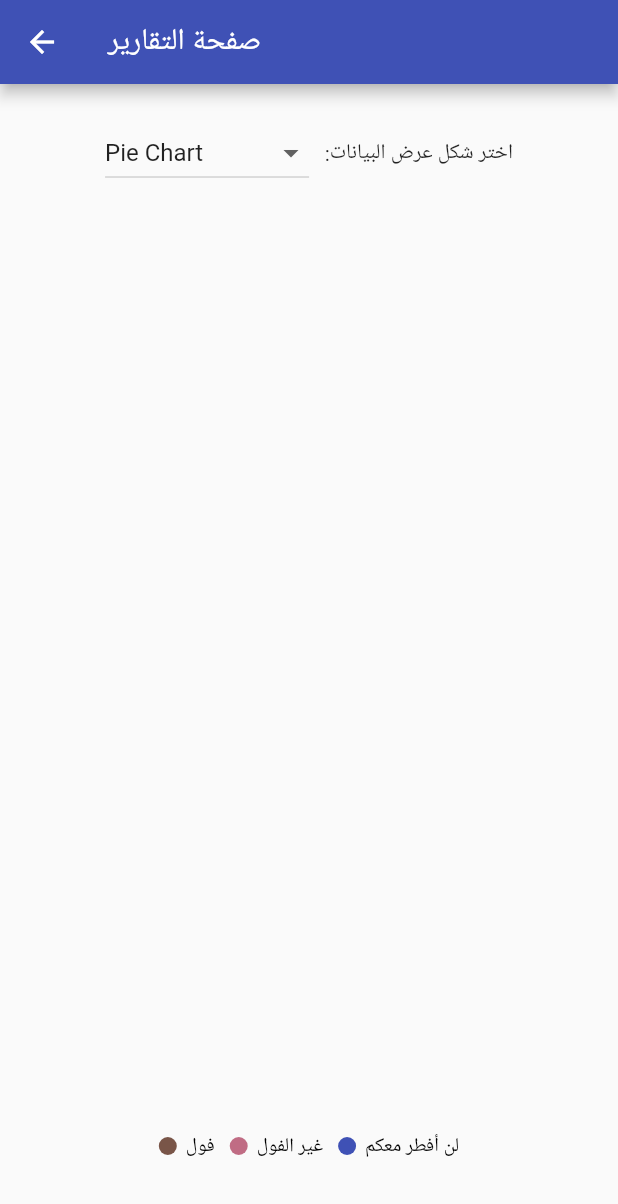
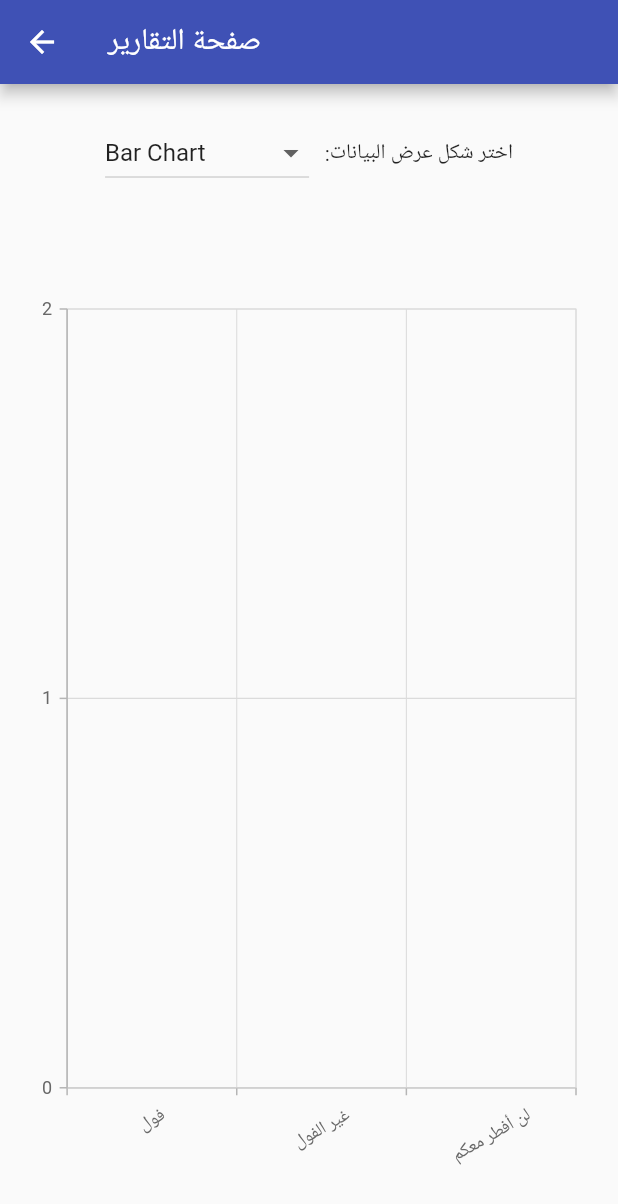
Before and after one commit to MohammedHyder777/Iftar, a Flutter app: the ReportScreen screen opened directly, on a phone screen of 412 x 824 dp. Shown: the top 1204 px of the screen. Run offline on Flutter 3.47's test engine with Material 2 defaults, Android fonts, the phone set to English and light mode, and no system bars; our stand-ins replace cloud_firestore, firebase_auth, firebase_core, flutter_speed_dial, flutter_spinkit, google_sign_in and 1 more; accounts and stored records are empty.

Commit message:
In progress

```diff
--- a/lib/reports/reports.dart
+++ b/lib/reports/reports.dart
@@ -27,21 +27,23 @@ class ReportScreen extends StatefulWidget {
 
 class _ReportScreenState extends State<ReportScreen> {
 
-  String chartType = 'Pie';
+  String chartType = 'Bar';
+  Widget? choosenChart;
+
   @override
   Widget build(BuildContext context) {
-
 
     return StreamProvider<List<Data>>.value(
       initialData: const [],
       value: DatabaseService().document,
-      builder:(context, child) {
-        List<ChartData> chartData = [];
-        final data = Provider.of<List<Data>>(context);
+      builder:(icontext, child) {
+        List<ChartData> chartDataList = [];
+        final data = Provider.of<List<Data>>(icontext);
         for (var e in ['فول', 'غير الفول', 'لن أفطر معكم']) {
-          chartData.add(ChartData(e, countFoodOrders(e, data)));
+          chartDataList.add(ChartData(e, countFoodOrders(e, data)));
         }
-
+        print(chartDataList.first.y);
+        choosenChart ??= BarChart(dataList: chartDataList);//BarChart(dataList: chartDataList); // If ?? is not used Barchart will be assigned to choosenChart at every build call and the chart will never change.
         return Scaffold(
         appBar: AppBar(
           title: const Text('صفحة التقارير'),
@@ -62,7 +64,22 @@ class _ReportScreenState extends State<ReportScreen> {
                         return DropdownMenuItem(value: e,child: Text('$e Chart'),);
                       }).toList(),
                       onChanged: (value) {
-                        setState(() {chartType = value!;});
+                        switch (value) {
+                          case 'Bar':
+                            chartType = 'Bar'; //Necessary to change the value of the dropdownbutton.
+                            choosenChart = BarChart(dataList: chartDataList);
+                            break;
+                          case 'Pie':
+                            chartType = 'Pie';
+                            choosenChart = PieChart(dataList: chartDataList);
+                            break;
+                          case 'Doughnut':
+                            chartType = 'Doughnut';
+                            choosenChart = DoughnutChart(dataList: chartDataList);
+                            break;
+                          default:
+                        }
+                        setState(() {});
                       },
                         ),
                     const Text('اختر شكل عرض البيانات:   ', textDirection: TextDirection.rtl,)
@@ -71,11 +88,7 @@ class _ReportScreenState extends State<ReportScreen> {
                 const SizedBox(height: 70,),
                 Flexible(
                   flex: 3,
-                  child: chartType == 'Bar'
-                          ? BarChart(dataList: chartData)
-                          : (chartType == 'Pie'
-                              ? PieChart(dataList: chartData)
-                              : DoughnutChart(dataList: chartData)),
+                  child: choosenChart!
                 ),
               ],
             )
@@ -88,8 +101,14 @@ class _ReportScreenState extends State<ReportScreen> {
 }
 
 // The data source
-// final List<ChartData> chartData = [
+// final List<ChartData> chartDataList = [
 //   ChartData('فول', 35),
 //   ChartData('غيره', 28),
 //   ChartData('لن أفطر', 34),
 // ];
+
+// chartType == 'Bar'
+//                           ? BarChart(dataList: chartDataList)
+//                           : (chartType == 'Pie'
+//                               ? PieChart(dataList: chartDataList)
+//                               : DoughnutChart(dataList: chartDataList)),
```
